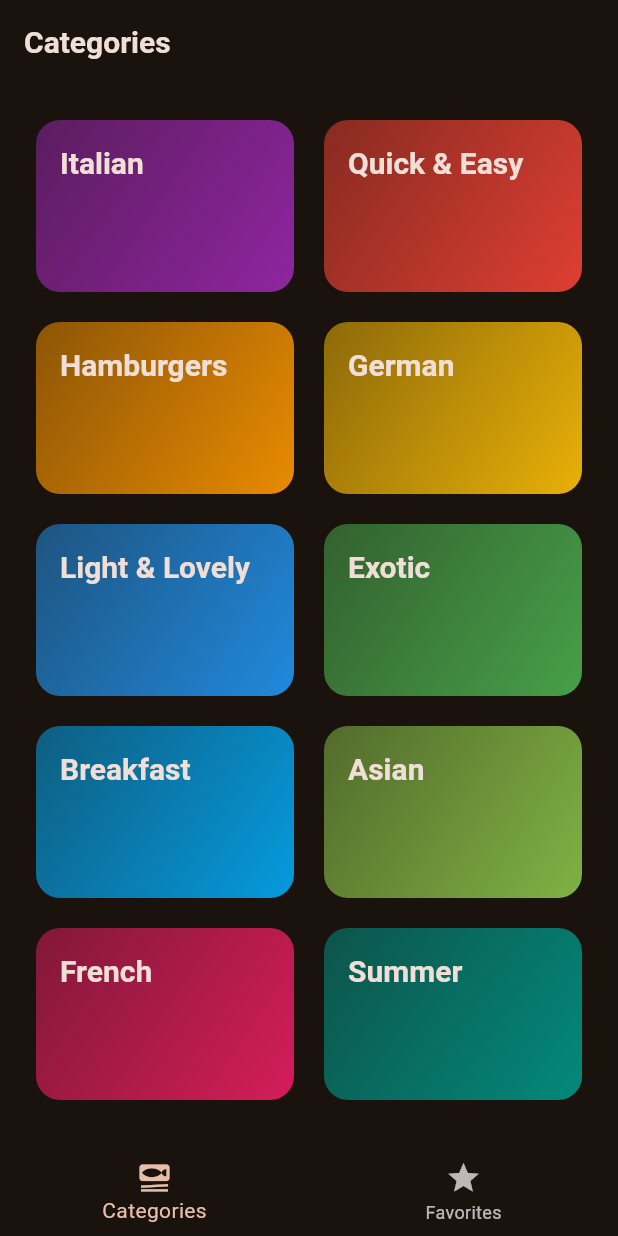
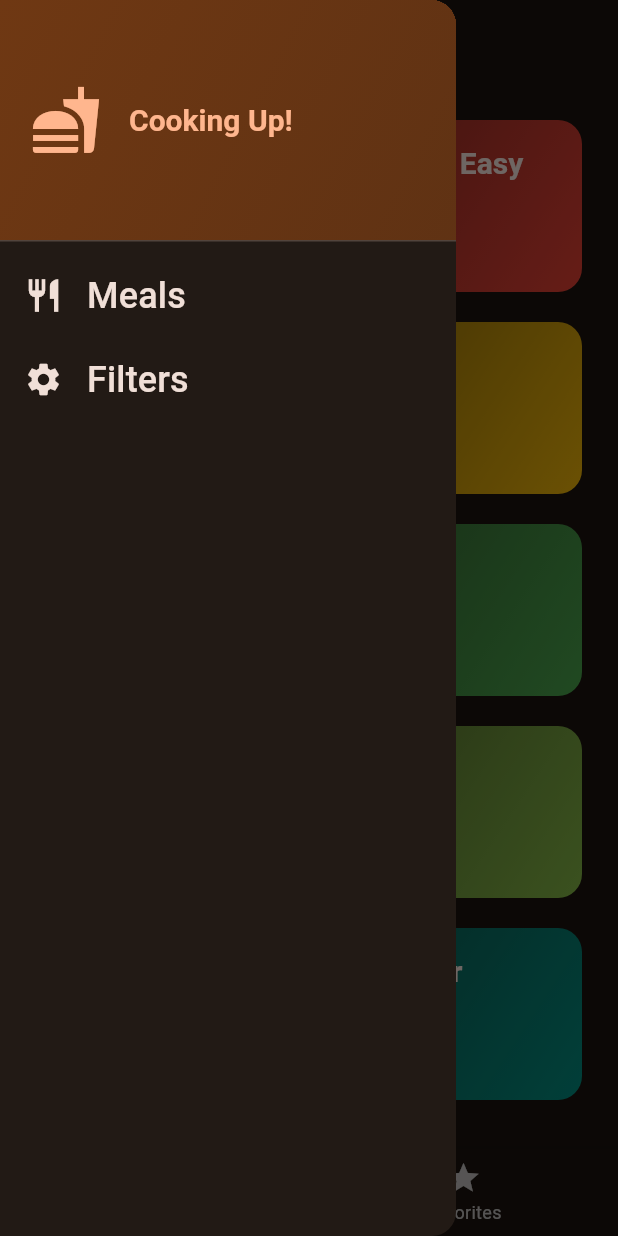
Before and after one commit to shivanshtiwari2005/meal_app, a Flutter app: the screen it shows after launch, with the side drawer open (before the commit the screen has no drawer), on a phone screen of 412 x 824 dp. Run offline on Flutter 3.47's test engine with Material 3 defaults, Android fonts, the phone set to English and light mode, and no system bars; our stand-ins replace transparent_image.

Commit message:
Implements filters and main_drawer file

```diff
--- a/lib/screens/categories.dart
+++ b/lib/screens/categories.dart
@@ -3,9 +3,12 @@ import 'package:meal_app/data/dummy_data.dart';
 import 'package:meal_app/screens/meals.dart';
 import 'package:meal_app/widgets/category_grid_item.dart';
 import 'package:meal_app/models/category.dart';
+import 'package:meal_app/models/meal.dart';
 
 class CategoriesScreen extends StatelessWidget {
-  const CategoriesScreen({super.key});
+
+  const CategoriesScreen({super.key, required this.onToggleFavorite});
+    final void Function(Meal meal) onToggleFavorite;
 
   void _selectCategory(BuildContext context, Category category) {
     final filteredMeals = dummyMeals
@@ -15,8 +18,9 @@ class CategoriesScreen extends StatelessWidget {
     Navigator.of(context).push(
       MaterialPageRoute(
         builder: (ctx) => MealsScreen(
-          title: 'category.title',
+          title: category.title,
           meals: filteredMeals,
+          onToggleFavourites: onToggleFavorite,
         ),
       ),
     ); //Navigator.push(context, route);
--- a/lib/screens/meals.dart
+++ b/lib/screens/meals.dart
@@ -8,15 +8,18 @@ class MealsScreen extends StatelessWidget {
     super.key,
     this.title,
     required this.meals,
+    required this.onToggleFavourites,
   });
 
   final String? title;
   final List<Meal> meals;
+  final void Function(Meal meal) onToggleFavourites;
 
   void selectMeal(BuildContext context, Meal meal) {
     Navigator.of(context).push(MaterialPageRoute(
         builder: (ctx) => MealDetailsScreen(
               meal: meal,
+              onToggleFavourites: onToggleFavourites,
             )));
   }
 
--- a/lib/screens/tabs.dart
+++ b/lib/screens/tabs.dart
@@ -1,6 +1,8 @@
 import 'package:flutter/material.dart';
 import 'package:meal_app/screens/categories.dart';
 import 'package:meal_app/screens/meals.dart';
+import 'package:meal_app/models/meal.dart';
+import 'package:meal_app/widgets/main_drawer.dart';
 
 class TabsScreen extends StatefulWidget {
   const TabsScreen({super.key});
@@ -9,37 +11,76 @@ class TabsScreen extends StatefulWidget {
   State<TabsScreen> createState() {
     return _TabsScreenState();
   }
-
 }
 
 class _TabsScreenState extends State<TabsScreen> {
- int _selectedPageIndex = 0;
+  int _selectedPageIndex = 0;
+  final List<Meal> _favoriteMeals = [];
 
- void _selectPage(int index) {
+  void _showInfoMessage(String message) {
+    ScaffoldMessenger.of(context).clearSnackBars();
+    ScaffoldMessenger.of(context).showSnackBar(SnackBar(
+      content: Text(message),
+    ));
+  }
+
+  void _toggleMealFavoritesStatus(Meal meal) {
+    final isExisting = _favoriteMeals.contains(meal);
+
+    if (isExisting) {
+      setState(() {
+        _favoriteMeals.remove(meal);
+      });
+      _showInfoMessage('Meal is no longer a favorite!');
+    } else {
+      setState(() {
+        _favoriteMeals.add(meal);
+        _showInfoMessage('Marked as a favorite!');
+      });
+    }
+  }
+
+  void _selectPage(int index) {
     setState(() {
       _selectedPageIndex = index;
     });
- }
+  }
+
+  void _setScreen(String identifier) {
+    if (identifier == 'filter') {
+    } else {
+      Navigator.of(context).pop;
+    }
+  }
 
   @override
   Widget build(BuildContext context) {
-    Widget activepage = const CategoriesScreen();
+    Widget activepage = CategoriesScreen(
+      onToggleFavorite: _toggleMealFavoritesStatus,
+    );
     var activepageTitle = 'Categories';
 
     if (_selectedPageIndex == 1) {
-      activepage = const MealsScreen(meals: []);
+      activepage = MealsScreen(
+        meals: _favoriteMeals,
+        onToggleFavourites: _toggleMealFavoritesStatus,
+      );
       activepageTitle = 'Your Favorites';
     }
     return Scaffold(
       appBar: AppBar(
         title: Text(activepageTitle),
       ),
+      drawer: MainDrawer(
+        onSelectScreen: _setScreen,
+      ),
       body: activepage,
       bottomNavigationBar: BottomNavigationBar(
         onTap: _selectPage,
         currentIndex: _selectedPageIndex,
-        items:const [
-          BottomNavigationBarItem(icon: Icon(Icons.set_meal), label: 'Categories'),
+        items: const [
+          BottomNavigationBarItem(
+              icon: Icon(Icons.set_meal), label: 'Categories'),
           BottomNavigationBarItem(icon: Icon(Icons.star), label: 'Favorites'),
         ],
       ),
--- /dev/null
+++ b/lib/widgets/main_drawer.dart
@@ -0,0 +1,75 @@
+import 'package:flutter/material.dart';
+
+class MainDrawer extends StatelessWidget {
+  const MainDrawer({super.key, required this.onSelectScreen});
+
+  final void Function(String identifier) onSelectScreen;
+
+  @override
+  Widget build(BuildContext context) {
+    return Drawer(
+        child: Column(
+      children: [
+        DrawerHeader(
+          padding: const EdgeInsets.all(20),
+          decoration: BoxDecoration(
+            gradient: LinearGradient(colors: [
+              Theme.of(context).colorScheme.primaryContainer,
+              Theme.of(context).colorScheme.primaryContainer.withOpacity(0.8),
+            ], begin: Alignment.topLeft, end: Alignment.bottomRight),
+          ),
+          child: Row(
+            children: [
+              Icon(
+                Icons.fastfood,
+                size: 48,
+                color: Theme.of(context).colorScheme.primary,
+              ),
+              const SizedBox(width: 18),
+              Text(
+                'Cooking Up!',
+                style: Theme.of(context).textTheme.titleLarge!.copyWith(
+                      color: Theme.of(context).colorScheme.primary,
+                    ),
+              ),
+            ],
+          ),
+        ),
+        ListTile(
+          leading: Icon(
+            Icons.restaurant,
+            size: 26,
+            color: Theme.of(context).colorScheme.onBackground,
+          ),
+          title: Text(
+            'Meals',
+            style: Theme.of(context).textTheme.titleSmall!.copyWith(
+                  color: Theme.of(context).colorScheme.onBackground,
+                  fontSize: 24,
+                ),
+          ),
+          onTap: () {
+            onSelectScreen('meals');
+          },
+        ),
+        ListTile(
+          leading: Icon(
+            Icons.settings,
+            size: 26,
+            color: Theme.of(context).colorScheme.onBackground,
+          ),
+          title: Text(
+            'Filters',
+            style: Theme.of(context).textTheme.titleSmall!.copyWith(
+                  color: Theme.of(context).colorScheme.onBackground,
+                  fontSize: 24,
+                ),
+          ),
+          onTap: () {
+            onSelectScreen('filters');
+          },
+        )
+      ],
+    ));
+  }
+}
```
Also changed, not shown: lib/screens/filters.dart (added, +51 -0 lines), lib/screens/meal_details.dart (+23 -11 lines).
